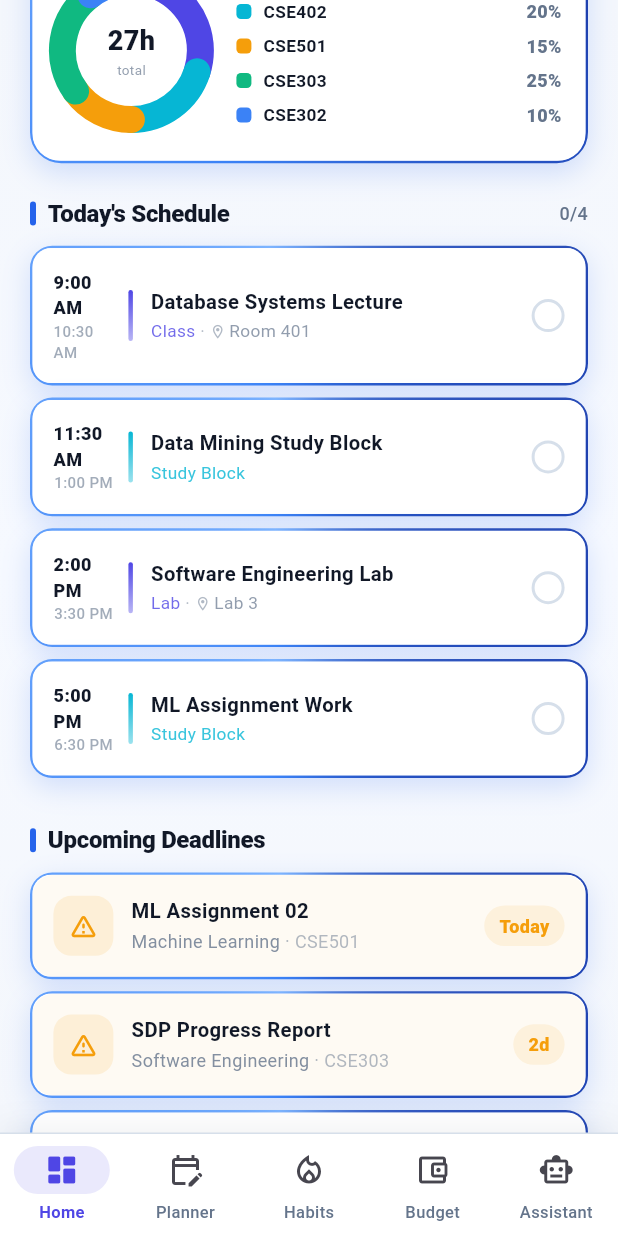
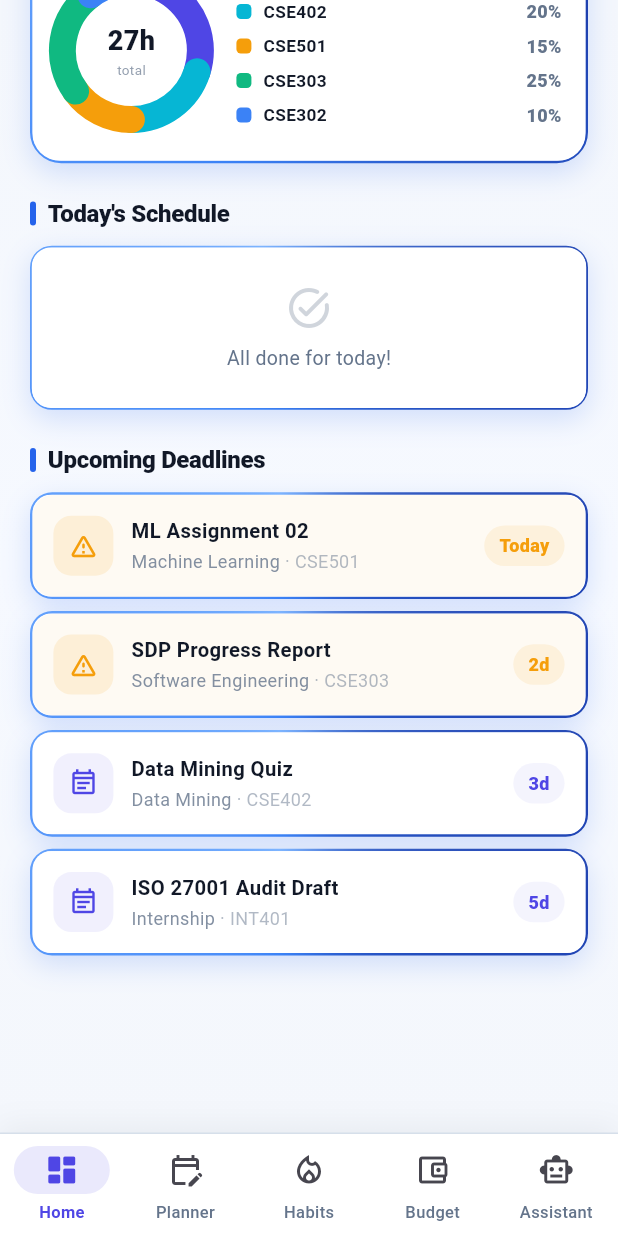
Before and after one commit to alif-ul-haque/CampusTwin, a Flutter app: the DashboardPage screen opened directly, scrolled down 544 dp, on a phone screen of 412 x 824 dp. Run offline on Flutter 3.47's test engine with Material 3 defaults, Android fonts, the phone set to English and light mode, and no system bars; our stand-ins replace cloud_firestore, firebase_auth, firebase_core, flutter_dotenv, flutter_local_notifications, flutter_timezone and 3 more; accounts and stored records are empty; statements that could not run were skipped.

Commit message:
implemented real-time schedule stream for today and add dynamic time suggestions in planner

```diff
--- a/lib/twinDashboard.dart
+++ b/lib/twinDashboard.dart
@@ -609,11 +609,7 @@ class _DashboardPageState extends State<DashboardPage>
             const SizedBox(height: 20),
             _buildVisualizationSection(),
             const SizedBox(height: 22),
-            _sectionTitle(
-              AppStrings.todaySchedule,
-              trailing:
-                  '${_DashboardRepository.schedule.where((s) => s.isCompleted).length}/${_DashboardRepository.schedule.length}',
-            ),
+            _sectionTitle(AppStrings.todaySchedule),
             const SizedBox(height: 10),
             _buildScheduleList(),
             const SizedBox(height: 22),
@@ -1124,75 +1120,78 @@ class _DashboardPageState extends State<DashboardPage>
   }
 
   Widget _buildScheduleList() {
-    final items = _DashboardRepository.schedule;
+    return StreamBuilder<List<StudyBlock>>(
+      stream: FirestorePlannerRepository().streamDay(DateTime.now()),
+      builder: (context, snapshot) {
+        if (snapshot.hasError) {
+          return _emptyCard(Icons.error_outline, 'Failed to load schedule.');
+        }
+        if (!snapshot.hasData) {
+          return const Padding(
+            padding: EdgeInsets.all(20),
+            child: Center(child: CircularProgressIndicator()),
+          );
+        }
+
+        // Only show tasks that are NOT completed yet
+        final items = snapshot.data!.where((b) => !b.completed).toList();
+
         if (items.isEmpty) {
-      return _emptyCard(Icons.event_available_rounded, 'No schedule today.');
-    }
-    if (items.every((s) => s.isCompleted)) {
           return _emptyCard(Icons.task_alt_rounded, 'All done for today!');
         }
+
         return Column(
           children: items.map((item) {
-        final isClass = item.type == 'Class' || item.type == 'Lab';
+            final isClass = item.type.apiValue == 'Class' || item.type.apiValue == 'Lab';
             final accent = isClass ? AppColors.purple : const Color(0xFF06B6D4);
+
+            final startTime = TimeOfDay(hour: item.startMinute ~/ 60, minute: item.startMinute % 60);
+            final endTime = TimeOfDay(hour: item.endMinute ~/ 60, minute: item.endMinute % 60);
+
             return Padding(
               padding: const EdgeInsets.only(bottom: 8),
-          child: GestureDetector(
-            onTap: () => _handleToggleSchedule(item),
               child: _GlowCard(
                 radius: 14,
-              child: AnimatedContainer(
-                duration: const Duration(milliseconds: 300),
+                child: Container(
                   padding: const EdgeInsets.all(14),
                   decoration: BoxDecoration(
                     borderRadius: BorderRadius.circular(14),
-                  color: item.isCompleted
-                      ? const Color(0xFF10B981).withValues(alpha: 0.04)
-                      : null,
                   ),
                   child: Row(
                     children: [
                       SizedBox(
-                      width: 40,
+                        width: 45, // slightly wider to accommodate PM/AM comfortably
                         child: Column(
-                        children: [
-                          Text(
-                            item.time.format(context),
+                          crossAxisAlignment: CrossAxisAlignment.center,
+                          children: [
+                            Text(
+                              startTime.format(context),
                               style: TextStyle(
                                 fontSize: 12,
                                 fontWeight: FontWeight.w800,
-                              color: item.isCompleted
-                                  ? AppPalette.textSecondary(context).withValues(
-                                      alpha: 0.5,
-                                    )
-                                  : AppPalette.textPrimary(context),
-                            ),
-                          ),
-                          Text(
-                            item.endTime.format(context),
+                                color: AppPalette.textPrimary(context),
+                              ),
+                            ),
+                            Text(
+                              endTime.format(context),
                               style: TextStyle(
                                 fontSize: 10,
                                 fontWeight: FontWeight.w500,
-                              color: AppPalette.textSecondary(context).withValues(
-                                alpha: item.isCompleted ? 0.3 : 0.6,
-                              ),
+                                color: AppPalette.textSecondary(context).withValues(alpha: 0.6),
                               ),
                             ),
                           ],
                         ),
                       ),
                       const SizedBox(width: 10),
-                    AnimatedContainer(
-                      duration: const Duration(milliseconds: 300),
+                      Container(
                         width: 3,
                         height: 34,
                         decoration: BoxDecoration(
                           gradient: LinearGradient(
                             colors: [
-                            item.isCompleted ? const Color(0xFF10B981) : accent,
-                            item.isCompleted
-                                ? const Color(0xFF10B981).withValues(alpha: 0.4)
-                                : accent.withValues(alpha: 0.4),
+                              accent,
+                              accent.withValues(alpha: 0.4),
                             ],
                             begin: Alignment.topCenter,
                             end: Alignment.bottomCenter,
@@ -1202,13 +1201,6 @@ class _DashboardPageState extends State<DashboardPage>
                       ),
                       const SizedBox(width: 12),
                       Expanded(
-                      child: ImageFiltered(
-                        imageFilter: ImageFilter.blur(
-                          sigmaX: item.isCompleted ? 1.4 : 0,
-                          sigmaY: item.isCompleted ? 1.4 : 0,
-                        ),
-                        child: Opacity(
-                          opacity: item.isCompleted ? 0.55 : 1.0,
                         child: Column(
                           crossAxisAlignment: CrossAxisAlignment.start,
                           children: [
@@ -1219,83 +1211,52 @@ class _DashboardPageState extends State<DashboardPage>
                                 fontWeight: FontWeight.w700,
                                 color: AppPalette.textPrimary(context),
                               ),
+                              maxLines: 1,
+                              overflow: TextOverflow.ellipsis,
                             ),
                             const SizedBox(height: 2),
                             Row(
                               children: [
                                 Text(
-                                    item.type,
+                                  item.type.label,
                                   style: TextStyle(
                                     fontSize: 11.5,
                                     color: accent.withValues(alpha: 0.8),
                                   ),
                                 ),
-                                  if (item.location != null) ...[
+                                if (item.subjectName != null && item.subjectName!.isNotEmpty) ...[
                                   Text(
                                     ' · ',
                                     style: TextStyle(
                                       fontSize: 11.5,
-                                        color: AppPalette.textSecondary(context).withValues(
-                                          alpha: 0.5,
-                                        ),
-                                      ),
-                                    ),
-                                    Icon(
-                                      Icons.location_on_outlined,
-                                      size: 11,
-                                      color: AppPalette.textSecondary(context).withValues(
-                                        alpha: 0.5,
-                                      ),
-                                    ),
-                                    const SizedBox(width: 2),
-                                    Text(
-                                      item.location!,
+                                      color: AppPalette.textSecondary(context).withValues(alpha: 0.5),
+                                    ),
+                                  ),
+                                  Expanded(
+                                    child: Text(
+                                      item.subjectName!,
                                       style: TextStyle(
                                         fontSize: 11.5,
-                                        color: AppPalette.textSecondary(context).withValues(
-                                          alpha: 0.7,
-                                        ),
-                                      ),
-                                    ),
-                                  ],
-                                ],
-                              ),
-                            ],
-                          ),
-                        ),
-                      ),
-                    ),
-                    AnimatedContainer(
-                      duration: const Duration(milliseconds: 300),
-                      width: 22,
-                      height: 22,
-                      decoration: BoxDecoration(
-                        shape: BoxShape.circle,
-                        color: item.isCompleted
-                            ? const Color(0xFF10B981)
-                            : Colors.transparent,
-                        border: Border.all(
-                          color: item.isCompleted
-                              ? const Color(0xFF10B981)
-                              : AppPalette.border(context),
-                          width: 2,
-                        ),
-                      ),
-                      child: item.isCompleted
-                          ? const Icon(
-                              Icons.check_rounded,
-                              color: Colors.white,
-                              size: 13,
-                            )
-                          : null,
-                    ),
-                  ],
-                ),
+                                        color: AppPalette.textSecondary(context).withValues(alpha: 0.7),
+                                      ),
+                                      maxLines: 1,
+                                      overflow: TextOverflow.ellipsis,
+                                    ),
+                                  ),
+                                ],
+                              ],
+                            ),
+                          ],
+                        ),
+                      ),
+                    ],
                   ),
                 ),
               ),
             );
           }).toList(),
+        );
+      },
     );
   }
 
--- a/pubspec.yaml
+++ b/pubspec.yaml
@@ -28,6 +28,7 @@ dependencies:
   google_sign_in: ^6.2.1
   flutter_local_notifications: ^18.0.1
   timezone: ^0.9.4
+  flutter_timezone: ^5.1.0
 dependency_overrides:
   device_apps:
     path: packages/device_apps
```
Also changed, not shown: lib/planner_notifications.dart (+26 -11 lines), lib/planner_page.dart (+63 -2 lines), pubspec.lock. Lines whose indentation alone changed are shown as unchanged.
